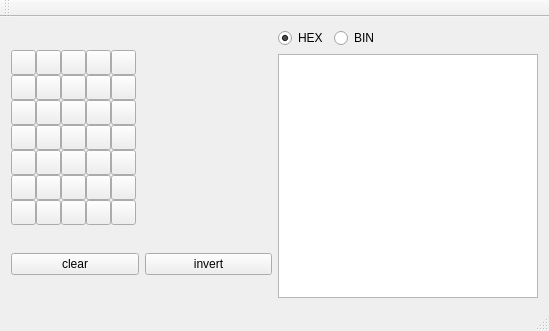
The window that fenetre.ui (Robotechnic/LCD-Char-Generator) describes before a commit, drawn with Qt 5.
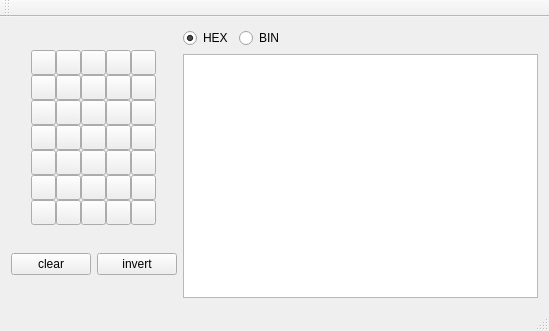
The same window after the commit.

Commit message: generator is fully functional

```diff
--- a/fenetre.ui
+++ b/fenetre.ui
@@ -44,6 +44,9 @@
             <property name="text">
              <string/>
             </property>
+            <property name="checkable">
+             <bool>true</bool>
+            </property>
            </widget>
           </item>
           <item row="2" column="2">
@@ -63,6 +66,9 @@
             <property name="text">
              <string/>
             </property>
+            <property name="checkable">
+             <bool>true</bool>
+            </property>
            </widget>
           </item>
           <item row="6" column="0">
@@ -82,6 +88,9 @@
             <property name="text">
              <string/>
             </property>
+            <property name="checkable">
+             <bool>true</bool>
+            </property>
            </widget>
           </item>
           <item row="2" column="3">
@@ -101,6 +110,9 @@
             <property name="text">
              <string/>
             </property>
+            <property name="checkable">
+             <bool>true</bool>
+            </property>
            </widget>
           </item>
           <item row="0" column="2">
@@ -120,6 +132,9 @@
             <property name="text">
              <string/>
             </property>
+            <property name="checkable">
+             <bool>true</bool>
+            </property>
            </widget>
           </item>
           <item row="6" column="2">
@@ -139,6 +154,9 @@
             <property name="text">
              <string/>
             </property>
+            <property name="checkable">
+             <bool>true</bool>
+            </property>
            </widget>
           </item>
           <item row="4" column="0">
@@ -158,6 +176,9 @@
             <property name="text">
              <string/>
             </property>
+            <property name="checkable">
+             <bool>true</bool>
+            </property>
            </widget>
           </item>
           <item row="5" column="2">
@@ -177,6 +198,9 @@
             <property name="text">
              <string/>
             </property>
+            <property name="checkable">
+             <bool>true</bool>
+            </property>
            </widget>
           </item>
           <item row="5" column="3">
@@ -196,6 +220,9 @@
             <property name="text">
              <string/>
             </property>
+            <property name="checkable">
+             <bool>true</bool>
+            </property>
            </widget>
           </item>
           <item row="2" column="0">
@@ -215,6 +242,9 @@
             <property name="text">
              <string/>
             </property>
+            <property name="checkable">
+             <bool>true</bool>
+            </property>
            </widget>
           </item>
           <item row="4" column="3">
@@ -234,6 +264,9 @@
             <property name="text">
              <string/>
             </property>
+            <property name="checkable">
+             <bool>true</bool>
+            </property>
            </widget>
           </item>
           <item row="2" column="1">
@@ -253,6 +286,9 @@
             <property name="text">
              <string/>
             </property>
+            <property name="checkable">
+             <bool>true</bool>
+            </property>
            </widget>
           </item>
           <item row="3" column="0">
@@ -272,6 +308,9 @@
             <property name="text">
              <string/>
             </property>
+            <property name="checkable">
+             <bool>true</bool>
+            </property>
            </widget>
           </item>
           <item row="6" column="1">
@@ -291,6 +330,9 @@
             <property name="text">
              <string/>
             </property>
+            <property name="checkable">
+             <bool>true</bool>
+            </property>
            </widget>
           </item>
           <item row="5" column="0">
@@ -310,6 +352,9 @@
             <property name="text">
              <string/>
             </property>
+            <property name="checkable">
+             <bool>true</bool>
+            </property>
            </widget>
           </item>
           <item row="4" column="4">
@@ -329,6 +374,9 @@
             <property name="text">
              <string/>
             </property>
+            <property name="checkable">
+             <bool>true</bool>
+            </property>
            </widget>
           </item>
           <item row="1" column="4">
@@ -348,6 +396,9 @@
             <property name="text">
              <string/>
             </property>
+            <property name="checkable">
+             <bool>true</bool>
+            </property>
            </widget>
           </item>
           <item row="3" column="3">
@@ -367,6 +418,9 @@
             <property name="text">
              <string/>
             </property>
+            <property name="checkable">
+             <bool>true</bool>
+            </property>
            </widget>
           </item>
           <item row="0" column="0">
@@ -386,6 +440,9 @@
             <property name="text">
              <string/>
             </property>
+            <property name="checkable">
+             <bool>true</bool>
+            </property>
            </widget>
           </item>
           <item row="3" column="4">
@@ -405,6 +462,9 @@
             <property name="text">
              <string/>
             </property>
+            <property name="checkable">
+             <bool>true</bool>
+            </property>
            </widget>
           </item>
           <item row="5" column="4">
@@ -424,6 +484,9 @@
             <property name="text">
              <string/>
             </property>
+            <property name="checkable">
+             <bool>true</bool>
+            </property>
            </widget>
           </item>
           <item row="4" column="1">
@@ -443,6 +506,9 @@
             <property name="text">
              <string/>
             </property>
+            <property name="checkable">
+             <bool>true</bool>
+            </property>
            </widget>
           </item>
           <item row="1" column="0">
@@ -462,6 +528,9 @@
             <property name="text">
              <string/>
             </property>
+            <property name="checkable">
+             <bool>true</bool>
+            </property>
            </widget>
           </item>
           <item row="3" column="2">
@@ -481,6 +550,9 @@
             <property name="text">
              <string/>
             </property>
+            <property name="checkable">
+             <bool>true</bool>
+            </property>
            </widget>
           </item>
           <item row="0" column="4">
@@ -500,6 +572,9 @@
             <property name="text">
              <string/>
             </property>
+            <property name="checkable">
+             <bool>true</bool>
+            </property>
            </widget>
           </item>
           <item row="4" column="2">
@@ -519,6 +594,9 @@
             <property name="text">
              <string/>
             </property>
+            <property name="checkable">
+             <bool>true</bool>
+            </property>
            </widget>
           </item>
           <item row="1" column="2">
@@ -538,6 +616,9 @@
             <property name="text">
              <string/>
             </property>
+            <property name="checkable">
+             <bool>true</bool>
+            </property>
            </widget>
           </item>
           <item row="5" column="1">
@@ -557,6 +638,9 @@
             <property name="text">
              <string/>
             </property>
+            <property name="checkable">
+             <bool>true</bool>
+            </property>
            </widget>
           </item>
           <item row="3" column="1">
@@ -576,6 +660,9 @@
             <property name="text">
              <string/>
             </property>
+            <property name="checkable">
+             <bool>true</bool>
+            </property>
            </widget>
           </item>
           <item row="0" column="3">
@@ -595,6 +682,9 @@
             <property name="text">
              <string/>
             </property>
+            <property name="checkable">
+             <bool>true</bool>
+            </property>
            </widget>
           </item>
           <item row="1" column="1">
@@ -614,6 +704,9 @@
             <property name="text">
              <string/>
             </property>
+            <property name="checkable">
+             <bool>true</bool>
+            </property>
            </widget>
           </item>
           <item row="1" column="3">
@@ -633,6 +726,9 @@
             <property name="text">
              <string/>
             </property>
+            <property name="checkable">
+             <bool>true</bool>
+            </property>
            </widget>
           </item>
           <item row="2" column="4">
@@ -652,6 +748,9 @@
             <property name="text">
              <string/>
             </property>
+            <property name="checkable">
+             <bool>true</bool>
+            </property>
            </widget>
           </item>
           <item row="6" column="4">
@@ -671,6 +770,9 @@
             <property name="text">
              <string/>
             </property>
+            <property name="checkable">
+             <bool>true</bool>
+            </property>
            </widget>
           </item>
           <item row="6" column="3">
@@ -690,23 +792,13 @@
             <property name="text">
              <string/>
             </property>
+            <property name="checkable">
+             <bool>true</bool>
+            </property>
            </widget>
           </item>
          </layout>
         </item>
-        <item>
-         <spacer name="horizontalSpacer">
-          <property name="orientation">
-           <enum>Qt::Horizontal</enum>
-          </property>
-          <property name="sizeHint" stdset="0">
-           <size>
-            <width>40</width>
-            <height>20</height>
-           </size>
-          </property>
-         </spacer>
-        </item>
        </layout>
       </item>
       <item>
```
Left out of the diff: 570 changed lines with no effect on the pictures. The commit also changes 2 other files.
